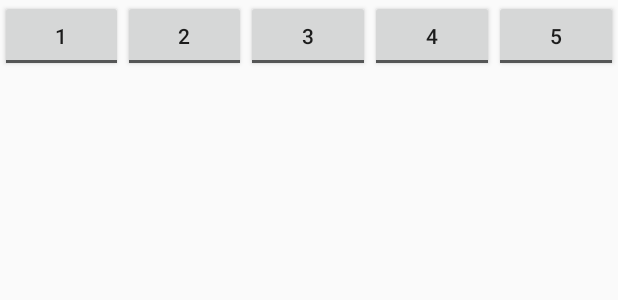
After one commit to r1502166/TimeTable, an Android app: the layout activity_quiz.xml on its own in the app's theme, with its tools: preview values and no code run, on a phone screen of 412 x 824 dp. The commit adds this screen. Shown: the top 300 px of the screen. Run offline under Robolectric (Android 15) with nearby library versions, the phone set to English and light mode, and no system bars.

Commit message:
Working on quiz activity

```diff
--- a/app/src/main/AndroidManifest.xml
+++ b/app/src/main/AndroidManifest.xml
@@ -9,13 +9,14 @@
         android:roundIcon="@mipmap/ic_launcher_round"
         android:supportsRtl="true"
         android:theme="@style/AppTheme">
-        <activity android:name=".MainActivity">
+        <activity android:name=".Quiz">
             <intent-filter>
                 <action android:name="android.intent.action.MAIN" />
 
                 <category android:name="android.intent.category.LAUNCHER" />
             </intent-filter>
         </activity>
+        <activity android:name=".MainActivity"></activity>
     </application>
 
 </manifest>
--- /dev/null
+++ b/app/src/main/java/com/example/android/timetable/Quiz.java
@@ -0,0 +1,13 @@
+package com.example.android.timetable;
+
+import android.support.v7.app.AppCompatActivity;
+import android.os.Bundle;
+
+public class Quiz extends AppCompatActivity {
+
+    @Override
+    protected void onCreate(Bundle savedInstanceState) {
+        super.onCreate(savedInstanceState);
+        setContentView(R.layout.activity_quiz);
+    }
+}
--- a/app/src/main/res/layout/activity_main.xml
+++ b/app/src/main/res/layout/activity_main.xml
@@ -17,7 +17,7 @@
             android:orientation="horizontal">
 
             <Button
-                android:id="@+id/toggleButton1"
+                android:id="@+id/button1"
                 android:tag="1"
                 android:layout_width="0dp"
                 android:layout_height="wrap_content"
@@ -26,7 +26,7 @@
                 android:text="1" />
 
             <Button
-                android:id="@+id/toggleButton2"
+                android:id="@+id/button2"
                 android:tag="2"
                 android:layout_width="0dp"
                 android:layout_height="wrap_content"
@@ -35,7 +35,7 @@
                 android:text="2" />
 
             <Button
-                android:id="@+id/toggleButton3"
+                android:id="@+id/button3"
                 android:tag="3"
                 android:layout_width="0dp"
                 android:layout_height="wrap_content"
@@ -44,7 +44,7 @@
                 android:text="3" />
 
             <Button
-                android:id="@+id/toggleButton4"
+                android:id="@+id/button4"
                 android:tag="4"
                 android:layout_width="0dp"
                 android:layout_height="wrap_content"
@@ -53,7 +53,7 @@
                 android:text="4" />
 
             <Button
-                android:id="@+id/toggleButton5"
+                android:id="@+id/button5"
                 android:tag="5"
                 android:layout_width="0dp"
                 android:layout_height="wrap_content"
@@ -69,7 +69,7 @@
             android:orientation="horizontal">
 
             <Button
-                android:id="@+id/toggleButton6"
+                android:id="@+id/button6"
                 android:tag="6"
                 android:layout_width="0dp"
                 android:layout_height="wrap_content"
@@ -78,7 +78,7 @@
                 android:text="6" />
 
             <Button
-                android:id="@+id/toggleButton7"
+                android:id="@+id/button7"
                 android:tag="7"
                 android:layout_width="0dp"
                 android:layout_height="wrap_content"
@@ -87,7 +87,7 @@
                 android:text="7" />
 
             <Button
-                android:id="@+id/toggleButton8"
+                android:id="@+id/button8"
                 android:tag="8"
                 android:layout_width="0dp"
                 android:layout_height="wrap_content"
@@ -96,7 +96,7 @@
                 android:text="8" />
 
             <Button
-                android:id="@+id/toggleButton9"
+                android:id="@+id/button9"
                 android:tag="9"
                 android:layout_width="0dp"
                 android:layout_height="wrap_content"
@@ -105,7 +105,7 @@
                 android:text="9" />
 
             <Button
-                android:id="@+id/toggleButton10"
+                android:id="@+id/button10"
                 android:tag="10"
                 android:layout_width="0dp"
                 android:layout_height="wrap_content"
--- /dev/null
+++ b/app/src/main/res/layout/activity_quiz.xml
@@ -0,0 +1,67 @@
+<?xml version="1.0" encoding="utf-8"?>
+<android.support.constraint.ConstraintLayout xmlns:android="http://schemas.android.com/apk/res/android"
+    xmlns:app="http://schemas.android.com/apk/res-auto"
+    xmlns:tools="http://schemas.android.com/tools"
+    android:layout_width="match_parent"
+    android:layout_height="match_parent"
+    tools:context=".Quiz">
+
+    <LinearLayout
+        android:layout_width="match_parent"
+        android:layout_height="wrap_content"
+        android:orientation="horizontal">
+
+        <ToggleButton
+            android:id="@+id/toggleButton1"
+            android:layout_width="0dp"
+            android:layout_height="wrap_content"
+            android:layout_weight="1"
+            android:textOn="1"
+            android:textOff="1"
+            android:tag="1"
+            android:text="ToggleButton" />
+
+        <ToggleButton
+            android:id="@+id/toggleButton2"
+            android:layout_width="0dp"
+            android:layout_height="wrap_content"
+            android:layout_weight="1"
+            android:textOn="2"
+            android:textOff="2"
+            android:tag="2"
+            android:text="ToggleButton" />
+
+        <ToggleButton
+            android:id="@+id/toggleButton3"
+            android:layout_width="0dp"
+            android:layout_height="wrap_content"
+            android:layout_weight="1"
+            android:textOn="3"
+            android:textOff="3"
+            android:tag="3"
+            android:text="ToggleButton" />
+
+        <ToggleButton
+            android:id="@+id/toggleButton4"
+            android:layout_width="0dp"
+            android:layout_height="wrap_content"
+            android:layout_weight="1"
+            android:textOn="4"
+            android:textOff="4"
+            android:tag="4"
+            android:text="ToggleButton" />
+
+        <ToggleButton
+            android:id="@+id/toggleButton5"
+            android:layout_width="0dp"
+            android:layout_height="wrap_content"
+            android:layout_weight="1"
+            android:textOn="5"
+            android:textOff="5"
+            android:tag="5"
+            android:text="ToggleButton" />
+
+
+    </LinearLayout>
+
+</android.support.constraint.ConstraintLayout>
```
